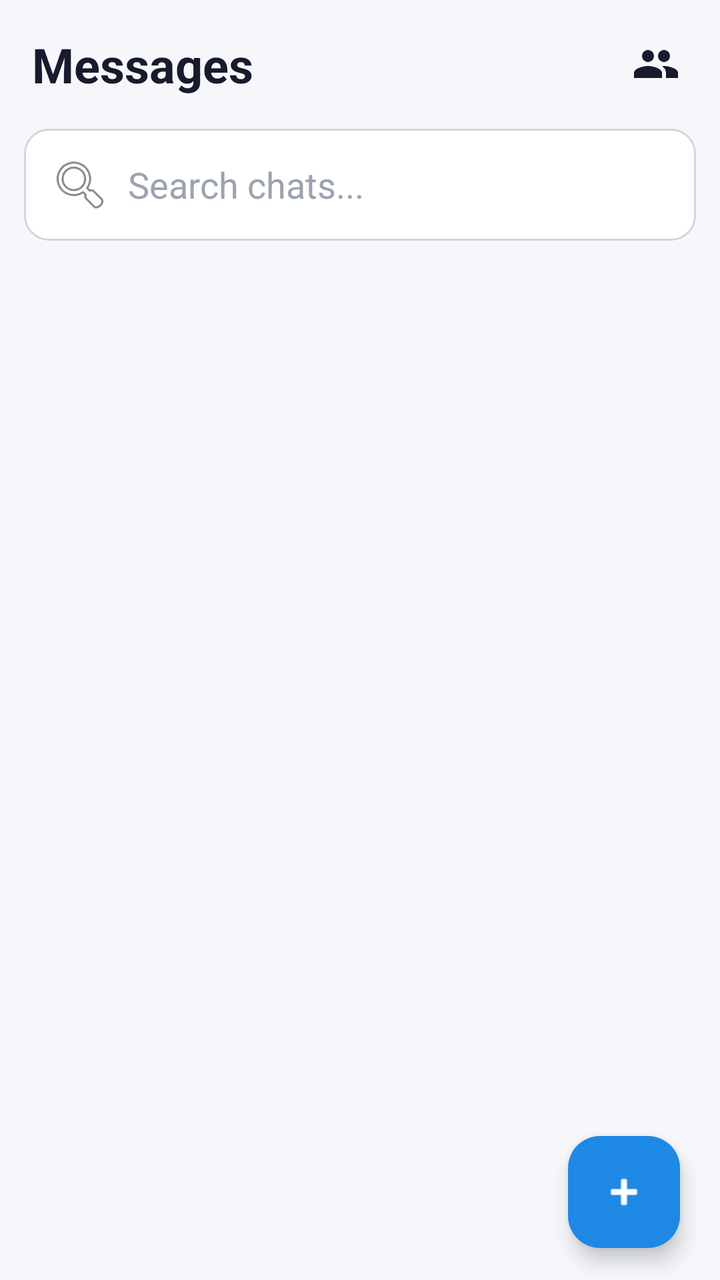
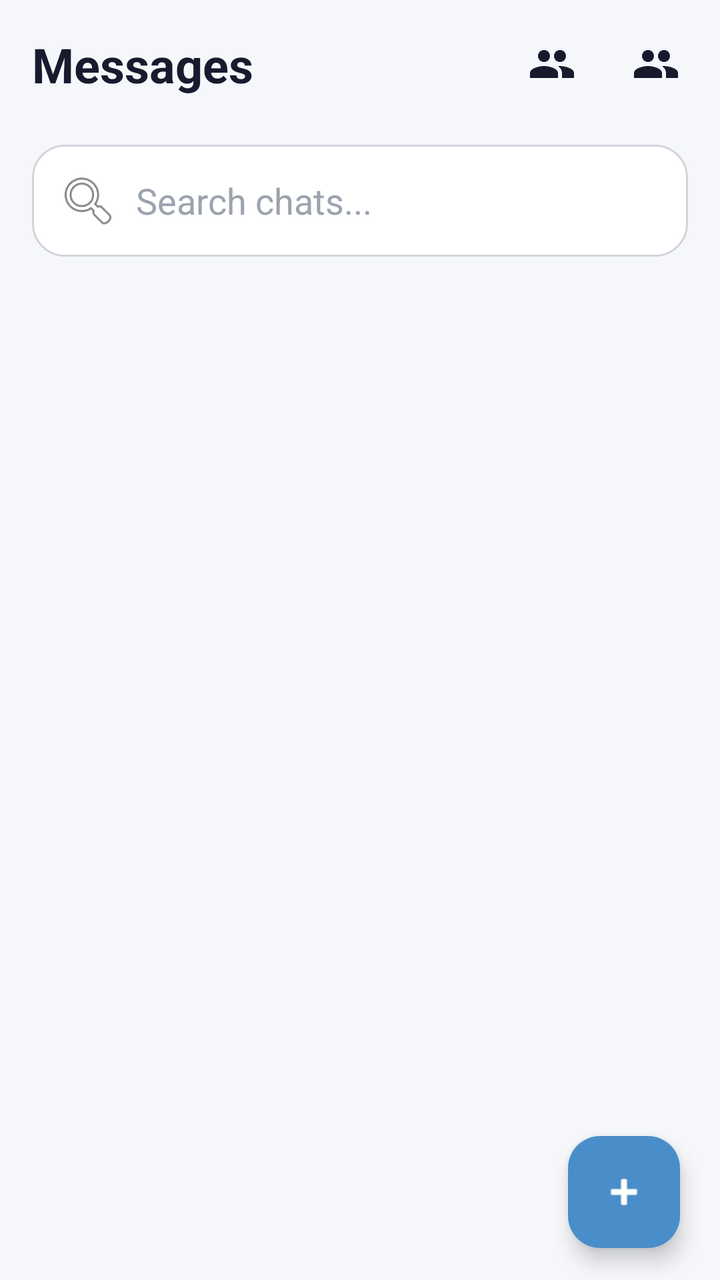

Before-and-after screenshots of an Android layout around one commit, followed by the original layout XML and the change that was made.
<!-- AndroidManifest.xml: application theme Theme.MainProj -->
<!-- res/layout/fragment_messages.xml -->
<?xml version="1.0" encoding="utf-8"?>
<androidx.constraintlayout.widget.ConstraintLayout xmlns:android="http://schemas.android.com/apk/res/android"
    xmlns:app="http://schemas.android.com/apk/res-auto"
    android:layout_width="match_parent"
    android:layout_height="match_parent"
    android:background="@color/colorBackground">

    <TextView
        android:id="@+id/tvTitle"
        android:layout_width="0dp"
        android:layout_height="wrap_content"
        android:text="Messages"
        android:textSize="24sp"
        android:textStyle="bold"
        android:textColor="@color/colorTextPrimary"
        android:padding="16dp"
        app:layout_constraintTop_toTopOf="parent"
        app:layout_constraintStart_toStartOf="parent"
        app:layout_constraintEnd_toStartOf="@id/btnFriendRequests"/>

    <ImageButton
        android:id="@+id/btnFriendRequests"
        android:layout_width="48dp"
        android:layout_height="48dp"
        android:background="?attr/selectableItemBackgroundBorderless"
        android:src="@drawable/ic_friend_request"
        android:contentDescription="Friend Requests"
        app:tint="@color/colorTextPrimary"
        app:layout_constraintTop_toTopOf="parent"
        app:layout_constraintEnd_toEndOf="parent"
        android:layout_marginEnd="8dp"
        android:layout_marginTop="8dp"/>

    <EditText
        android:id="@+id/searchChats"
        android:layout_width="0dp"
        android:layout_height="wrap_content"
        android:hint="Search chats..."
        android:textColor="@color/colorTextPrimary"
        android:textColorHint="@color/colorTextHint"
        android:background="@drawable/bg_search_bar"
        android:drawableStart="@android:drawable/ic_menu_search"
        android:drawablePadding="8dp"
        android:padding="12dp"
        app:layout_constraintTop_toBottomOf="@id/tvTitle"
        app:layout_constraintStart_toStartOf="parent"
        app:layout_constraintEnd_toEndOf="parent"
        android:layout_marginStart="12dp"
        android:layout_marginEnd="12dp"/>

    <androidx.recyclerview.widget.RecyclerView
        android:id="@+id/chatRecyclerView"
        android:layout_width="0dp"
        android:layout_height="0dp"
        android:paddingBottom="80dp"
        app:layout_constraintTop_toBottomOf="@id/searchChats"
        app:layout_constraintBottom_toBottomOf="parent"
        app:layout_constraintStart_toStartOf="parent"
        app:layout_constraintEnd_toEndOf="parent"/>

    <com.google.android.material.floatingactionbutton.FloatingActionButton
        android:id="@+id/addChatButton"
        android:layout_width="wrap_content"
        android:layout_height="wrap_content"
        android:src="@android:drawable/ic_input_add"
        app:backgroundTint="@color/colorFab"
        app:tint="@color/colorFabIcon"
        android:contentDescription="Start new chat"
        app:layout_constraintBottom_toBottomOf="parent"
        app:layout_constraintEnd_toEndOf="parent"
        android:layout_marginBottom="16dp"
        android:layout_marginEnd="20dp"/>

</androidx.constraintlayout.widget.ConstraintLayout>
<!-- resources referenced by this layout -->
<resources>
  <color name="colorBackground">#F5F7FA</color>
  <color name="colorFab">#1E88E5</color>
  <color name="colorFabIcon">#FFFFFF</color>
  <color name="colorTextHint">#9CA3AF</color>
  <color name="colorTextPrimary">#1A1A2E</color>
  <!-- drawable bg_search_bar (drawable) -->
  <?xml version="1.0" encoding="utf-8"?>
  <shape xmlns:android="http://schemas.android.com/apk/res/android"
      android:shape="rectangle">
  
      <solid android:color="@color/colorSearchBackground"/>
  
      <stroke
          android:width="1dp"
          android:color="@color/colorSearchStroke"/>
  
      <corners android:radius="12dp"/>
  
      <padding
          android:left="14dp"
          android:top="10dp"
          android:right="14dp"
          android:bottom="10dp"/>
  
  </shape>
  <!-- drawable ic_friend_request (drawable) -->
  <vector xmlns:android="http://schemas.android.com/apk/res/android"
      android:width="24dp"
      android:height="24dp"
      android:viewportWidth="24"
      android:viewportHeight="24"
      android:tint="?attr/colorControlNormal">
      <path
          android:fillColor="@android:color/white"
          android:pathData="M16,11c1.66,0 2.99,-1.34 2.99,-3S17.66,5 16,5c-1.66,0 -3,1.34 -3,3s1.34,3 3,3zM8,11c1.66,0 2.99,-1.34 2.99,-3S9.66,5 8,5C6.34,5 5,6.34 5,8s1.34,3 3,3zM8,13c-2.33,0 -7,1.17 -7,3.5L1,19h14v-2.5c0,-2.33 -4.67,-3.5 -7,-3.5zM16,13c-0.29,0 -0.62,0.02 -0.97,0.05 1.16,0.84 1.97,1.97 1.97,3.45L17,19h6v-2.5c0,-2.33 -4.67,-3.5 -7,-3.5z"/>
  </vector>
  <style name="Theme.MainProj" parent="Theme.Material3.DayNight.NoActionBar">
              <item name="inputStrokeColor">@color/input_stroke_color_light</item>
              <item name="buttonPrimary">@color/button_primary_light</item>
              <item name="textSecondary">@color/text_secondary_light</item>
  
              <item name="buttonGoogleBg">@color/button_google_bg_light</item>
              <item name="buttonGoogleText">@color/button_google_text_light</item>
              <item name="buttonGoogleStroke">@color/button_google_stroke_light</item>
          </style>
  <color name="colorSearchBackground">#FFFFFF</color>
  <color name="colorSearchStroke">#D1D5DB</color>
  <color name="input_stroke_color_light">#667eea</color>
  <color name="button_primary_light">#667eea</color>
  <color name="text_secondary_light">#666666</color>
  <color name="button_google_bg_light">#FFFFFF</color>
  <color name="button_google_text_light">#333333</color>
  <color name="button_google_stroke_light">#e0e0e0</color>
</resources>

<!-- the commit's change to res/layout/fragment_messages.xml (unified diff, before → after) -->
@@ -17,6 +17,19 @@
         app:layout_constraintTop_toTopOf="parent"
         app:layout_constraintStart_toStartOf="parent"
         app:layout_constraintEnd_toStartOf="@id/btnFriendRequests"/>
+
+    <ImageButton
+        android:id="@+id/btnFriends"
+        android:layout_width="48dp"
+        android:layout_height="48dp"
+        android:background="?attr/selectableItemBackgroundBorderless"
+        android:src="@drawable/ic_friends"
+        android:contentDescription="Friends"
+        app:tint="@color/colorTextPrimary"
+        app:layout_constraintTop_toTopOf="parent"
+        app:layout_constraintEnd_toStartOf="@id/btnFriendRequests"
+        android:layout_marginEnd="4dp"
+        android:layout_marginTop="8dp"/>
 
     <ImageButton
         android:id="@+id/btnFriendRequests"
@@ -45,14 +58,17 @@
         app:layout_constraintTop_toBottomOf="@id/tvTitle"
         app:layout_constraintStart_toStartOf="parent"
         app:layout_constraintEnd_toEndOf="parent"
-        android:layout_marginStart="12dp"
-        android:layout_marginEnd="12dp"/>
+        android:layout_marginStart="16dp"
+        android:layout_marginEnd="16dp"
+        android:layout_marginTop="8dp"/>
 
     <androidx.recyclerview.widget.RecyclerView
+        android:layout_marginTop="10dp"
         android:id="@+id/chatRecyclerView"
         android:layout_width="0dp"
         android:layout_height="0dp"
         android:paddingBottom="80dp"
+        android:layout_marginHorizontal="16dp"
         app:layout_constraintTop_toBottomOf="@id/searchChats"
         app:layout_constraintBottom_toBottomOf="parent"
         app:layout_constraintStart_toStartOf="parent"
<!-- resource entries referenced after the edit -->
@@ -1,7 +1,7 @@
 <!-- resources referenced by this layout -->
 <resources>
   <color name="colorBackground">#F5F7FA</color>
-  <color name="colorFab">#1E88E5</color>
+  <color name="colorFab">#4A8EC9</color>
   <color name="colorFabIcon">#FFFFFF</color>
   <color name="colorTextHint">#9CA3AF</color>
   <color name="colorTextPrimary">#1A1A2E</color>
@@ -16,7 +16,7 @@
           android:width="1dp"
           android:color="@color/colorSearchStroke"/>
   
-      <corners android:radius="12dp"/>
+      <corners android:radius="16dp"/>
   
       <padding
           android:left="14dp"
@@ -26,6 +26,18 @@
   
   </shape>
   <!-- drawable ic_friend_request (drawable) -->
+  <vector xmlns:android="http://schemas.android.com/apk/res/android"
+      android:width="24dp"
+      android:height="24dp"
+      android:viewportWidth="24"
+      android:viewportHeight="24"
+      android:tint="?attr/colorControlNormal">
+      <path
+          android:fillColor="@android:color/white"
+          android:pathData="M16,11c1.66,0 2.99,-1.34 2.99,-3S17.66,5 16,5c-1.66,0 -3,1.34 -3,3s1.34,3 3,3zM8,11c1.66,0 2.99,-1.34 2.99,-3S9.66,5 8,5C6.34,5 5,6.34 5,8s1.34,3 3,3zM8,13c-2.33,0 -7,1.17 -7,3.5L1,19h14v-2.5c0,-2.33 -4.67,-3.5 -7,-3.5zM16,13c-0.29,0 -0.62,0.02 -0.97,0.05 1.16,0.84 1.97,1.97 1.97,3.45L17,19h6v-2.5c0,-2.33 -4.67,-3.5 -7,-3.5z"/>
+  </vector>
+  <!-- drawable ic_friends (drawable) -->
+  <?xml version="1.0" encoding="utf-8"?>
   <vector xmlns:android="http://schemas.android.com/apk/res/android"
       android:width="24dp"
       android:height="24dp"
